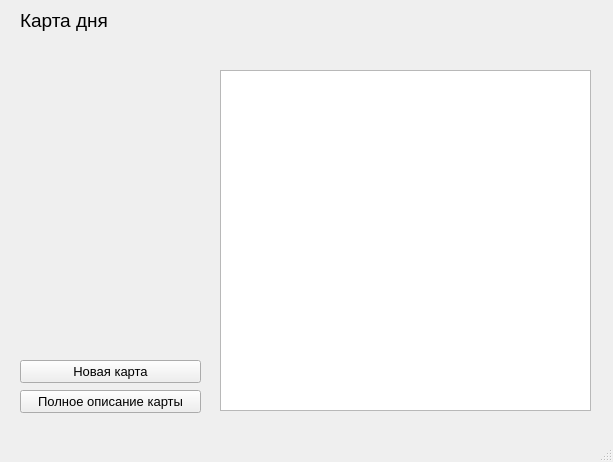
This is tarot/ui/day_card.ui in al3ksandraa/tarot as Qt 5 draws it before an edit. The edited form follows.
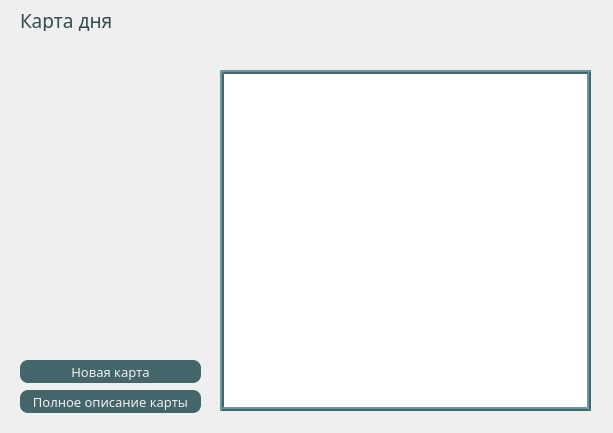
This is the edited form.

```diff
--- a/tarot/ui/day_card.ui
+++ b/tarot/ui/day_card.ui
@@ -7,19 +7,19 @@
     <x>0</x>
     <y>0</y>
     <width>613</width>
-    <height>462</height>
+    <height>433</height>
    </rect>
   </property>
   <property name="minimumSize">
    <size>
     <width>613</width>
-    <height>462</height>
+    <height>433</height>
    </size>
   </property>
   <property name="maximumSize">
    <size>
     <width>613</width>
-    <height>462</height>
+    <height>433</height>
    </size>
   </property>
   <property name="windowTitle">
@@ -37,9 +37,13 @@
     </property>
     <property name="font">
      <font>
+      <family>Century Gothic</family>
       <pointsize>14</pointsize>
      </font>
     </property>
+    <property name="styleSheet">
+     <string notr="true">color: rgb(50, 75, 78);</string>
+    </property>
     <property name="text">
      <string>Карта дня</string>
     </property>
@@ -74,9 +78,15 @@
     </property>
     <property name="font">
      <font>
+      <family>Century Gothic</family>
       <pointsize>10</pointsize>
      </font>
     </property>
+    <property name="styleSheet">
+     <string notr="true">background-color: rgb(68, 102, 106);
+color: rgb(239, 239, 239);
+border-radius: 8px</string>
+    </property>
     <property name="text">
      <string>Новая карта</string>
     </property>
@@ -92,9 +102,15 @@
     </property>
     <property name="font">
      <font>
+      <family>Century Gothic</family>
       <pointsize>10</pointsize>
      </font>
     </property>
+    <property name="styleSheet">
+     <string notr="true">background-color: rgb(68, 102, 106);
+color: rgb(239, 239, 239);
+border-radius: 8px</string>
+    </property>
     <property name="text">
      <string>Полное описание карты</string>
     </property>
@@ -128,25 +144,19 @@
     </property>
     <property name="font">
      <font>
+      <family>Century Gothic</family>
       <pointsize>10</pointsize>
      </font>
     </property>
+    <property name="styleSheet">
+     <string notr="true">border: 4px ridge rgb(68, 102, 106);
+color: rgb(50, 75, 78);</string>
+    </property>
     <property name="readOnly">
      <bool>true</bool>
     </property>
    </widget>
   </widget>
-  <widget class="QMenuBar" name="menubar">
-   <property name="geometry">
-    <rect>
-     <x>0</x>
-     <y>0</y>
-     <width>613</width>
-     <height>21</height>
-    </rect>
-   </property>
-  </widget>
-  <widget class="QStatusBar" name="statusbar"/>
  </widget>
  <resources/>
  <connections/>
```
Left out of the diff: 9 changed lines with no effect on the pictures.
